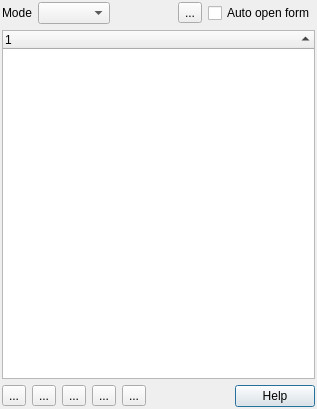
Qt form src/ui/qgsidentifyresultsbase.ui (qgis/QGIS) before a commit.
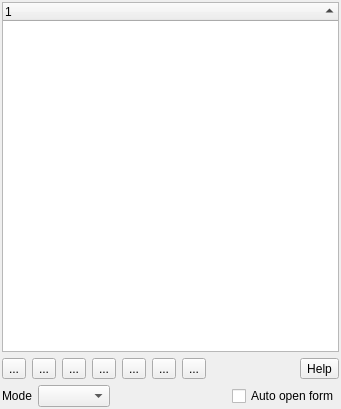
The same form after that commit. Icons and pictures are not drawn.

Commit message: identify results: * restore identify dock (implements #10152) * add clear button (implements #10149) * automatically set only item current * move controls to bottom

```diff
--- a/src/ui/qgsidentifyresultsbase.ui
+++ b/src/ui/qgsidentifyresultsbase.ui
@@ -6,7 +6,7 @@
    <rect>
     <x>0</x>
     <y>0</y>
-    <width>317</width>
+    <width>341</width>
     <height>409</height>
    </rect>
   </property>
@@ -17,47 +17,6 @@
    <property name="margin">
     <number>2</number>
    </property>
-   <item>
-    <layout class="QHBoxLayout" name="mIdentifyModeHorizontalLayout">
-     <item>
-      <widget class="QLabel" name="label_4">
-       <property name="text">
-        <string>Mode</string>
-       </property>
-      </widget>
-     </item>
-     <item>
-      <widget class="QComboBox" name="cmbIdentifyMode"/>
-     </item>
-     <item>
-      <spacer name="horizontalSpacer_43">
-       <property name="orientation">
-        <enum>Qt::Horizontal</enum>
-       </property>
-       <property name="sizeHint" stdset="0">
-        <size>
-         <width>40</width>
-         <height>20</height>
-        </size>
-       </property>
-      </spacer>
-     </item>
-     <item>
-      <widget class="QToolButton" name="mOpenFormButton">
-       <property name="text">
-        <string>...</string>
-       </property>
-      </widget>
-     </item>
-     <item>
-      <widget class="QCheckBox" name="cbxAutoFeatureForm">
-       <property name="text">
-        <string>Auto open form</string>
-       </property>
-      </widget>
-     </item>
-    </layout>
-   </item>
    <item>
     <widget class="QTreeWidget" name="lstResults">
      <property name="lineWidth">
@@ -123,6 +82,34 @@
        </property>
       </widget>
      </item>
+     <item>
+      <widget class="QToolButton" name="mOpenFormButton">
+       <property name="text">
+        <string>...</string>
+       </property>
+       <property name="icon">
+        <iconset resource="../../images/images.qrc">
+         <normaloff>:/images/themes/default/mActionPropertyItem.png</normaloff>:/images/themes/default/mActionPropertyItem.png</iconset>
+       </property>
+      </widget>
+     </item>
+     <item>
+      <widget class="QToolButton" name="mClearToolButton">
+       <property name="toolTip">
+        <string>Clear Results</string>
+       </property>
+       <property name="text">
+        <string>...</string>
+       </property>
+       <property name="icon">
+        <iconset resource="../../images/images.qrc">
+         <normaloff>:/images/themes/default/mActionDeselectAll.svg</normaloff>:/images/themes/default/mActionDeselectAll.svg</iconset>
+       </property>
+       <property name="checkable">
+        <bool>false</bool>
+       </property>
+      </widget>
+     </item>
      <item>
       <widget class="QToolButton" name="mCopyToolButton">
        <property name="toolTip">
@@ -174,23 +161,54 @@
       </spacer>
      </item>
      <item>
-      <widget class="QDialogButtonBox" name="buttonBox">
-       <property name="sizePolicy">
-        <sizepolicy hsizetype="Minimum" vsizetype="Fixed">
-         <horstretch>0</horstretch>
-         <verstretch>0</verstretch>
-        </sizepolicy>
+      <widget class="QToolButton" name="mHelpToolButton">
+       <property name="enabled">
+        <bool>true</bool>
        </property>
-       <property name="standardButtons">
-        <set>QDialogButtonBox::Help</set>
+       <property name="text">
+        <string>Help</string>
        </property>
-       <property name="centerButtons">
+       <property name="checkable">
         <bool>false</bool>
        </property>
       </widget>
      </item>
     </layout>
    </item>
+   <item>
+    <layout class="QHBoxLayout" name="mIdentifyModeHorizontalLayout">
+     <item>
+      <widget class="QLabel" name="label_4">
+       <property name="text">
+        <string>Mode</string>
+       </property>
+      </widget>
+     </item>
+     <item>
+      <widget class="QComboBox" name="cmbIdentifyMode"/>
+     </item>
+     <item>
+      <spacer name="horizontalSpacer_43">
+       <property name="orientation">
+        <enum>Qt::Horizontal</enum>
+       </property>
+       <property name="sizeHint" stdset="0">
+        <size>
+         <width>40</width>
+         <height>20</height>
+        </size>
+       </property>
+      </spacer>
+     </item>
+     <item>
+      <widget class="QCheckBox" name="cbxAutoFeatureForm">
+       <property name="text">
+        <string>Auto open form</string>
+       </property>
+      </widget>
+     </item>
+    </layout>
+   </item>
   </layout>
  </widget>
  <layoutdefault spacing="6" margin="11"/>
```
Left out of the diff: 19 changed lines with no effect on the pictures. The commit also changes 3 other files.
